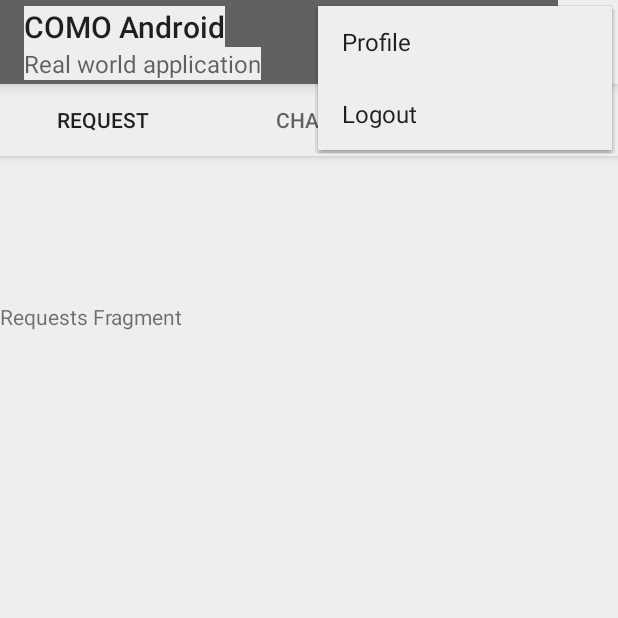
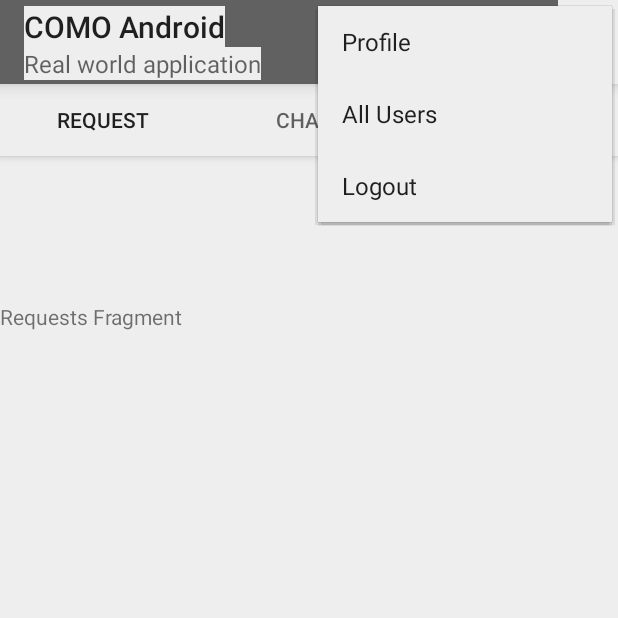
Before and after one commit to randikawann/COMOAndroid, an Android app: the MainActivity screen opened directly, with no data from a screen before it, with the options menu open, on a phone screen of 412 x 824 dp, the top half of it. Run offline under Robolectric (Android 15) with nearby library versions, the phone set to English and light mode, and no system bars; our stand-ins replace Firebase (no records; nobody signed in at launch, a user with empty details on screens opened directly).

Commit message:
add parent intent to allUsers and profile activities

```diff
--- a/app/src/main/java/com/example/randikawann/cocoapp2/MainActivity.java
+++ b/app/src/main/java/com/example/randikawann/cocoapp2/MainActivity.java
@@ -1,5 +1,6 @@
 package com.example.randikawann.cocoapp2;
 
+import android.annotation.SuppressLint;
 import android.content.Context;
 import android.content.Intent;
 import android.hardware.Sensor;
@@ -34,6 +35,7 @@ public class MainActivity extends AppCompatActivity {
     private Sensor mAccelerometer;
     private ShakeDetector mShakeDetector;
 
+    @SuppressLint("RestrictedApi")
     @RequiresApi(api = Build.VERSION_CODES.CUPCAKE)
     @Override
     protected void onCreate(Bundle savedInstanceState) {
@@ -46,6 +48,7 @@ public class MainActivity extends AppCompatActivity {
         setSupportActionBar(mainToolBar);
         getSupportActionBar().setTitle("COMO Android");
         getSupportActionBar().setSubtitle("Real world application");
+        mainToolBar.setElevation(10f);
 
         //tab for MainActivity
         myViewPager = (ViewPager) findViewById(R.id.main_tabs_pager);
@@ -55,8 +58,6 @@ public class MainActivity extends AppCompatActivity {
         myTabLayout.setupWithViewPager(myViewPager);
 
 
-        mainToolBar.setElevation(10f);
-//        mainToolBar.setNavigationIcon(R.drawable.ic_action_navigation);
         mAuth = FirebaseAuth.getInstance();
 
         // ShakeDetector initialization
@@ -107,6 +108,11 @@ public class MainActivity extends AppCompatActivity {
                 // do your sign-out stuff
                 break;
             }
+            case R.id.allUsers:{
+                Intent allUsersIntent = new Intent(MainActivity.this, AllUsersActivity.class);
+                startActivity(allUsersIntent);
+                break;
+            }
             case R.id.logout:{
                 mAuth.signOut();
                 sendToLogin();
--- a/app/src/main/java/com/example/randikawann/cocoapp2/ProfileActivity.java
+++ b/app/src/main/java/com/example/randikawann/cocoapp2/ProfileActivity.java
@@ -58,6 +58,7 @@ public class ProfileActivity extends AppCompatActivity {
         mToolbar = findViewById(R.id.profile_activity_toolbar);
         setSupportActionBar(mToolbar);
         getSupportActionBar().setTitle("Profile");
+        getSupportActionBar().setDisplayHomeAsUpEnabled(true);
 
 
 
--- a/app/src/main/res/layout/activity_main.xml
+++ b/app/src/main/res/layout/activity_main.xml
@@ -17,7 +17,7 @@
             android:id="@+id/main_tabs"
             android:layout_width="match_parent"
             android:layout_height="wrap_content"
-            android:theme="@style/AlertDialog.AppCompat.Light"></android.support.design.widget.TabLayout>
+            android:theme="@style/AlertDialog.AppCompat.Light"/>
     </android.support.design.widget.AppBarLayout>
 
     <android.support.v4.view.ViewPager
@@ -26,7 +26,7 @@
         android:layout_height="466dp"
         android:layout_alignParentStart="true"
         android:layout_alignParentTop="true"
-        android:layout_marginTop="101dp"></android.support.v4.view.ViewPager>
+        android:layout_marginTop="101dp"/>
 
 
 </RelativeLayout>
--- a/app/src/main/res/menu/menu_main.xml
+++ b/app/src/main/res/menu/menu_main.xml
@@ -9,6 +9,12 @@
         android:title="Profile"
         app:showAsAction="never" />
 
+    <item
+        android:id="@+id/allUsers"
+        android:orderInCategory="100"
+        android:title="All Users"
+        app:showAsAction="never" />
+
 
     <item
         android:id="@+id/logout"
```
Also changed, not shown: app/src/main/AndroidManifest.xml (+5 -3 lines), app/src/main/java/com/example/randikawann/cocoapp2/AllUsersActivity.java (+14 -1 lines), app/src/main/res/layout/activity_all_users.xml (+15 -2 lines).
